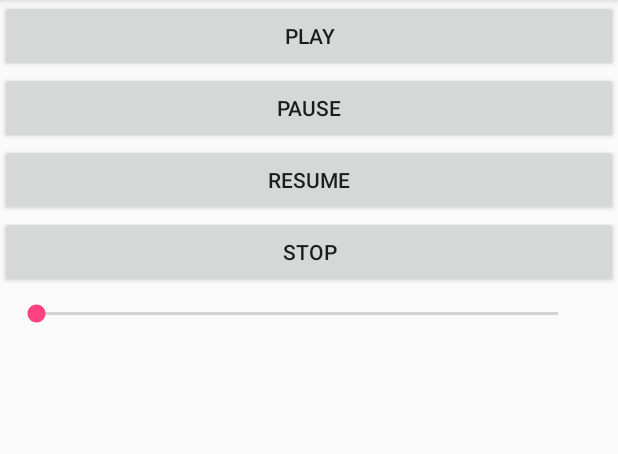
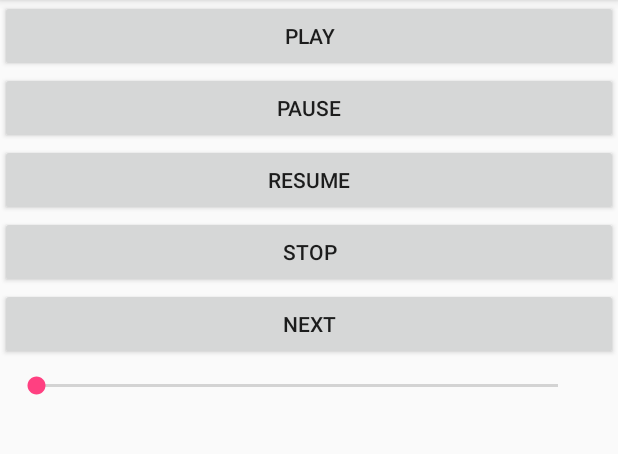
Before and after one commit to hikobe8/RayMusic, an Android app: the screen it shows after launch (MainActivity), on a phone screen of 412 x 824 dp, the part 84-538 px from its top. Run offline under Robolectric (Android 15) with nearby library versions, the phone set to English and light mode, and no system bars.

Commit message:
add next play listener

```diff
--- a/app/src/main/java/com/ray/raymusic/MainActivity.java
+++ b/app/src/main/java/com/ray/raymusic/MainActivity.java
@@ -178,6 +178,11 @@ public class MainActivity extends AppCompatActivity {
         mPlayer.stop();
     }
 
+    public void next(View view) {
+        mPlayer.playNext("http://live.hkstv.hk.lxdns.com/live/hks/playlist.m3u8");
+    }
+
+
     @Override
     protected void onDestroy() {
         super.onDestroy();
--- a/app/src/main/res/layout/activity_main.xml
+++ b/app/src/main/res/layout/activity_main.xml
@@ -30,6 +30,12 @@
         android:onClick="stop"
         android:layout_height="wrap_content" />
 
+    <Button
+        android:layout_width="match_parent"
+        android:text="next"
+        android:onClick="next"
+        android:layout_height="wrap_content" />
+
     <RelativeLayout
         android:layout_margin="8dp"
         android:layout_width="match_parent"
```
Also changed, not shown: musicplayer/src/main/java/com/ray/player/RayPlayer.java (+16 -2 lines), 1 other file.
